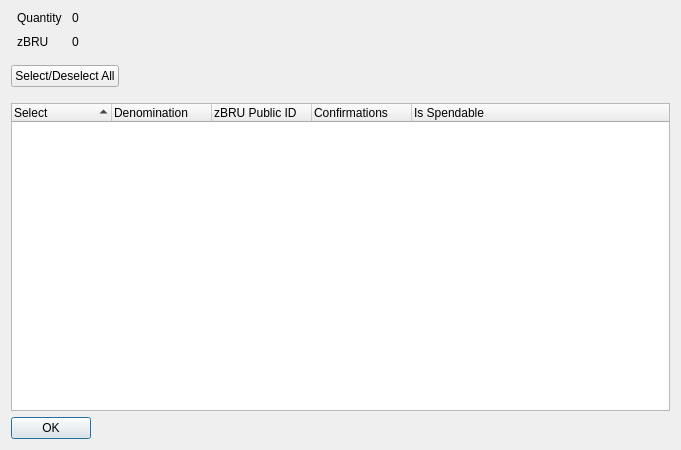
Above: src/qt/forms/zbrucontroldialog.ui from Nigho/delectrum-core before the change. Below: the same form after it.
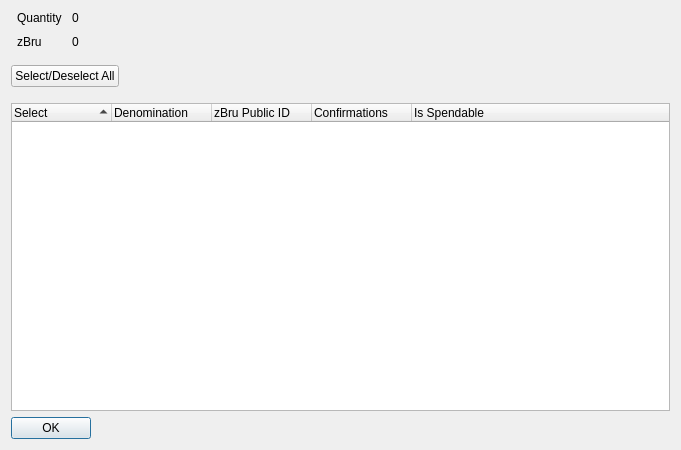
That is the form after the change.

What changed in the file:
```diff
--- a/src/qt/forms/zbrucontroldialog.ui
+++ b/src/qt/forms/zbrucontroldialog.ui
@@ -59,7 +59,7 @@
        <item row="1" column="0">
         <widget class="QLabel" name="labelzBRU">
          <property name="text">
-          <string>zBRU</string>
+          <string>zBru</string>
          </property>
         </widget>
        </item>
@@ -155,7 +155,7 @@
      </column>
      <column>
       <property name="text">
-       <string notr="true">zBRU Public ID</string>
+       <string notr="true">zBru Public ID</string>
       </property>
      </column>
      <column>
```
Left out of the diff: 14 changed lines with no effect on the pictures.
